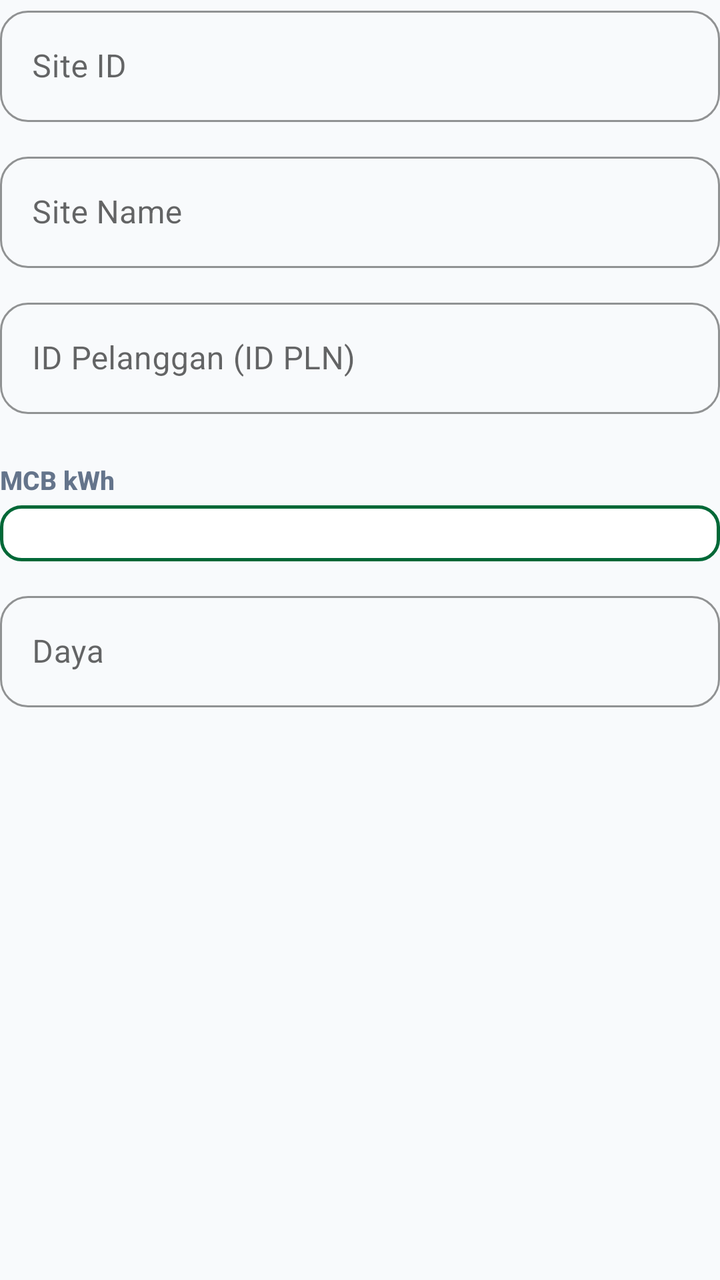
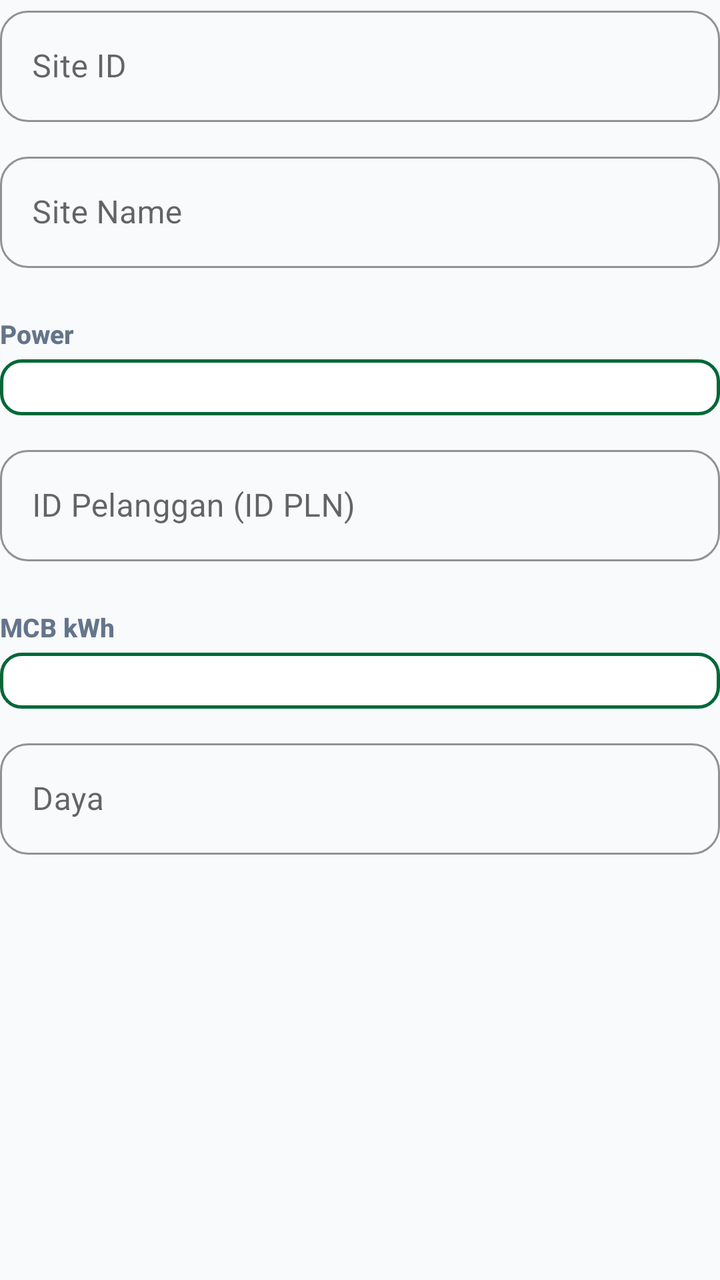

Screens rendered from an Android XML layout before and after an edit, with the pre-edit source and the edit as a unified diff.
<!-- AndroidManifest.xml: application theme Theme.ZamanApps -->
<!-- res/layout/dialog_edit_informasi_site.xml -->
<?xml version="1.0" encoding="utf-8"?>
<LinearLayout xmlns:android="http://schemas.android.com/apk/res/android"
    xmlns:app="http://schemas.android.com/apk/res-auto"
    android:layout_width="match_parent"
    android:layout_height="wrap_content"
    android:orientation="vertical">

    
    <com.google.android.material.textfield.TextInputLayout
        style="@style/ZamanTextInputLayout"
        android:layout_width="match_parent"
        android:layout_height="wrap_content"
        android:layout_marginBottom="12dp"
        app:boxStrokeColor="@color/brand_primary">
        <com.google.android.material.textfield.TextInputEditText
            android:id="@+id/editSiteId"
            android:layout_width="match_parent"
            android:layout_height="wrap_content"
            android:hint="Site ID"
            android:inputType="text" />
    </com.google.android.material.textfield.TextInputLayout>

    <com.google.android.material.textfield.TextInputLayout
        style="@style/ZamanTextInputLayout"
        android:layout_width="match_parent"
        android:layout_height="wrap_content"
        android:layout_marginBottom="12dp"
        app:boxStrokeColor="@color/brand_primary">
        <com.google.android.material.textfield.TextInputEditText
            android:id="@+id/editSiteName"
            android:layout_width="match_parent"
            android:layout_height="wrap_content"
            android:hint="Site Name"
            android:inputType="text" />
    </com.google.android.material.textfield.TextInputLayout>

    <com.google.android.material.textfield.TextInputLayout
        style="@style/ZamanTextInputLayout"
        android:layout_width="match_parent"
        android:layout_height="wrap_content"
        android:layout_marginBottom="12dp"
        app:boxStrokeColor="@color/brand_primary">
        <com.google.android.material.textfield.TextInputEditText
            android:id="@+id/editIdPelanggan"
            android:layout_width="match_parent"
            android:layout_height="wrap_content"
            android:hint="ID Pelanggan (ID PLN)"
            android:inputType="numberDecimal" />
    </com.google.android.material.textfield.TextInputLayout>

    <TextView style="@style/FieldLabel" android:text="MCB kWh" />
    <Spinner
        android:id="@+id/spMcbKwh"
        style="@style/SpinnerField"
        android:layout_marginBottom="12dp" />

    <com.google.android.material.textfield.TextInputLayout
        style="@style/ZamanTextInputLayout"
        android:layout_width="match_parent"
        android:layout_height="wrap_content"
        app:boxStrokeColor="@color/brand_primary">
        <com.google.android.material.textfield.TextInputEditText
            android:id="@+id/editDaya"
            android:layout_width="match_parent"
            android:layout_height="wrap_content"
            android:hint="Daya"
            android:inputType="numberDecimal" />
    </com.google.android.material.textfield.TextInputLayout>

</LinearLayout>
<!-- resources referenced by this layout -->
<resources>
  <color name="brand_primary">#006837</color>
  <style name="FieldLabel">
          <item name="android:layout_width">match_parent</item>
          <item name="android:layout_height">wrap_content</item>
          <item name="android:layout_marginTop">12dp</item>
          <item name="android:layout_marginBottom">4dp</item>
          <item name="android:textColor">@color/text_secondary</item>
          <item name="android:textSize">13sp</item>
          <item name="android:textStyle">bold</item>
          <item name="android:fontFamily">sans-serif-medium</item>
      </style>
  <style name="SpinnerField" parent="SpinnerFieldModern" />
  <style name="ZamanTextInputLayout" parent="Widget.MaterialComponents.TextInputLayout.OutlinedBox">
          <item name="boxCornerRadiusTopStart">14dp</item>
          <item name="boxCornerRadiusTopEnd">14dp</item>
          <item name="boxCornerRadiusBottomStart">14dp</item>
          <item name="boxCornerRadiusBottomEnd">14dp</item>
          <item name="boxStrokeColor">@color/brand_primary</item>
          <item name="hintTextColor">@color/brand_primary</item>
          <item name="startIconTint">@color/brand_primary</item>
      </style>
  <color name="text_secondary">#64748B</color>
  <style name="SpinnerFieldModern" parent="Widget.AppCompat.Spinner">
          <item name="android:layout_width">match_parent</item>
          <item name="android:layout_height">wrap_content</item>
          <item name="android:background">@drawable/spinner_background_modern</item>
          <item name="android:padding">14dp</item>
          <item name="android:textSize">15sp</item>
          <item name="android:textColor">@color/text_primary</item>
          <item name="android:popupBackground">@color/card_bg</item>
          <item name="android:overlapAnchor">false</item>
      </style>
  <color name="brand_primary_dark">#004D25</color>
  <color name="white">#FFFFFF</color>
  <color name="brand_accent">#00A859</color>
  <color name="section_bg">#F8FAFC</color>
  <color name="text_primary">#0F172A</color>
  <style name="ZamanButton" parent="Widget.MaterialComponents.Button">
          <item name="android:insetTop">0dp</item>
          <item name="android:insetBottom">0dp</item>
          <item name="android:paddingTop">0dp</item>
          <item name="android:paddingBottom">0dp</item>
          <item name="android:paddingVertical">0dp</item>
          <item name="android:gravity">center</item>
          <item name="android:minHeight">48dp</item>
          <item name="cornerRadius">16dp</item>
          <item name="android:textAllCaps">false</item>
          <item name="android:textStyle">bold</item>
          <item name="android:letterSpacing">0.02</item>
      </style>
  <style name="ZamanCard" parent="Widget.MaterialComponents.CardView">
          <item name="cardCornerRadius">20dp</item>
          <item name="cardElevation">4dp</item>
          <item name="cardBackgroundColor">@color/card_bg</item>
          <item name="android:foreground">?attr/selectableItemBackground</item>
      </style>
  <color name="card_bg">#FFFFFF</color>
  <color name="brand_primary_lightest">#E7F6EC</color>
  <!-- unchanged entries left out for length: 2 -->
</resources>

<!-- the commit's change to res/layout/dialog_edit_informasi_site.xml (unified diff, before → after) -->
@@ -34,6 +34,12 @@
             android:inputType="text" />
     </com.google.android.material.textfield.TextInputLayout>
 
+    <TextView style="@style/FieldLabel" android:text="Power" />
+    <Spinner
+        android:id="@+id/spPower"
+        style="@style/SpinnerField"
+        android:layout_marginBottom="12dp" />
+
     <com.google.android.material.textfield.TextInputLayout
         style="@style/ZamanTextInputLayout"
         android:layout_width="match_parent"
